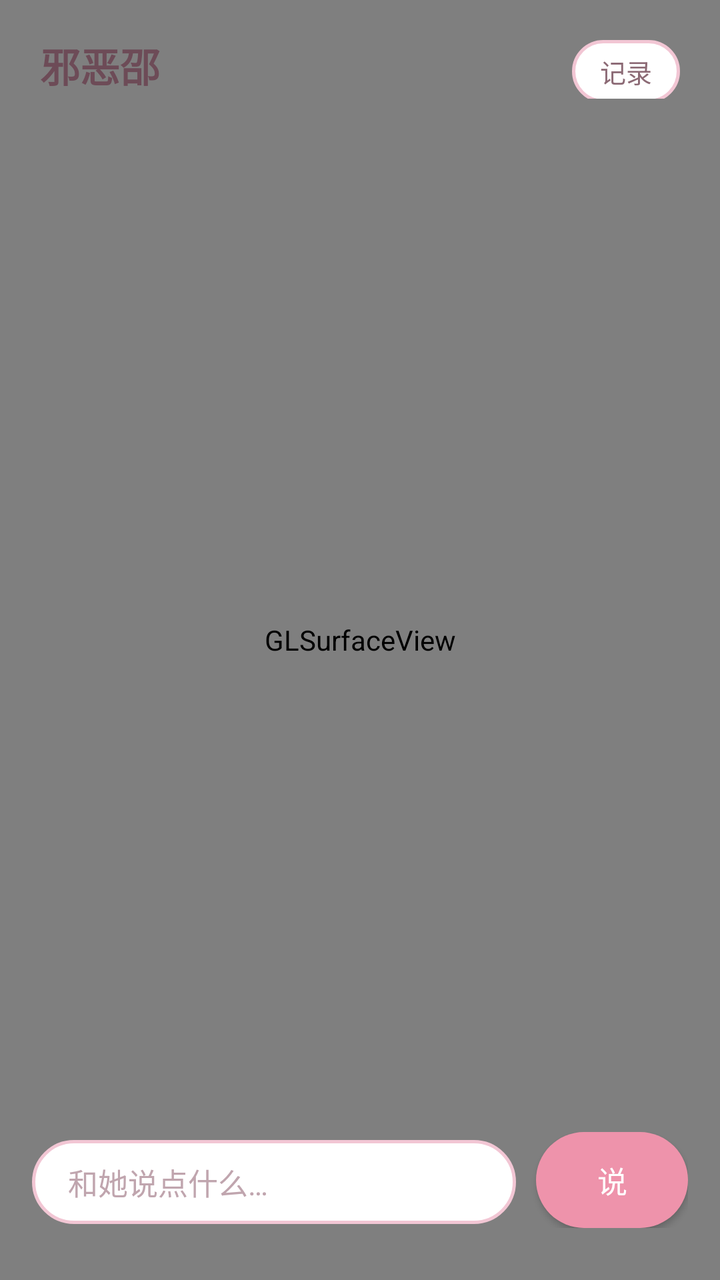
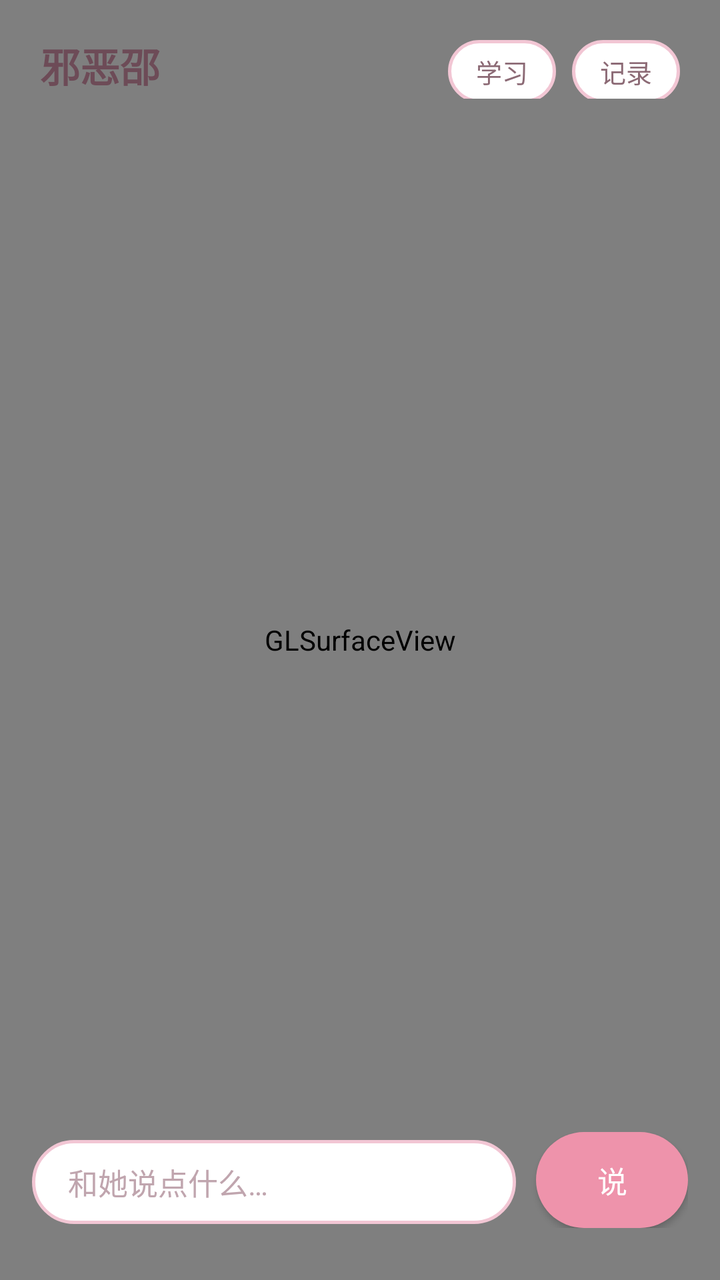

Screens rendered from an Android XML layout before and after an edit, with the pre-edit source and the edit as a unified diff.
<!-- AndroidManifest.xml: application theme AppTheme -->
<!-- res/layout/activity_main.xml -->
<?xml version="1.0" encoding="utf-8"?>
<FrameLayout xmlns:android="http://schemas.android.com/apk/res/android"
    android:layout_width="match_parent"
    android:layout_height="match_parent"
    android:background="#FDEAF0">

    <android.opengl.GLSurfaceView
        android:id="@+id/gl"
        android:layout_width="match_parent"
        android:layout_height="match_parent" />

    <LinearLayout
        android:layout_width="match_parent"
        android:layout_height="wrap_content"
        android:layout_gravity="top"
        android:layout_marginStart="20dp"
        android:layout_marginTop="18dp"
        android:layout_marginEnd="20dp"
        android:orientation="horizontal">

        <TextView
            android:id="@+id/title"
            android:layout_width="0dp"
            android:layout_height="wrap_content"
            android:layout_weight="1"
            android:text="@string/app_name"
            android:textColor="#6D4B57"
            android:textSize="20sp"
            android:textStyle="bold" />

        <TextView
            android:id="@+id/record"
            android:layout_width="wrap_content"
            android:layout_height="wrap_content"
            android:background="@drawable/input_bg"
            android:paddingStart="14dp"
            android:paddingTop="6dp"
            android:paddingEnd="14dp"
            android:paddingBottom="6dp"
            android:text="@string/record"
            android:textColor="#8C6A75"
            android:textSize="13sp" />
    </LinearLayout>

    <TextView
        android:id="@+id/bubble"
        android:layout_width="wrap_content"
        android:layout_height="wrap_content"
        android:layout_gravity="top|center_horizontal"
        android:layout_marginTop="86dp"
        android:background="@drawable/bubble_bg"
        android:maxWidth="280dp"
        android:paddingStart="18dp"
        android:paddingTop="12dp"
        android:paddingEnd="18dp"
        android:paddingBottom="12dp"
        android:textColor="#463A3E"
        android:textSize="15sp"
        android:visibility="gone" />

    <LinearLayout
        android:layout_width="match_parent"
        android:layout_height="wrap_content"
        android:layout_gravity="bottom"
        android:layout_marginStart="16dp"
        android:layout_marginEnd="16dp"
        android:layout_marginBottom="26dp"
        android:orientation="horizontal">

        <EditText
            android:id="@+id/input"
            android:layout_width="0dp"
            android:layout_height="wrap_content"
            android:layout_weight="1"
            android:background="@drawable/input_bg"
            android:hint="@string/hint"
            android:inputType="text"
            android:maxLines="1"
            android:textColor="#4A3F43"
            android:textColorHint="#C0A5AE"
            android:textSize="15sp" />

        <Button
            android:id="@+id/send"
            android:layout_width="wrap_content"
            android:layout_height="wrap_content"
            android:layout_marginStart="10dp"
            android:background="@drawable/button_bg"
            android:backgroundTint="#EE93AB"
            android:minWidth="76dp"
            android:text="@string/send"
            android:textColor="#FFFFFF"
            android:textSize="15sp" />
    </LinearLayout>
</FrameLayout>
<!-- resources referenced by this layout -->
<resources>
  <!-- drawable bubble_bg (drawable) -->
  <?xml version="1.0" encoding="utf-8"?>
  <shape xmlns:android="http://schemas.android.com/apk/res/android"
      android:shape="rectangle">
      <solid android:color="#FFFDFD" />
      <corners android:radius="18dp" />
      <stroke
          android:width="1.5dp"
          android:color="#F0B6C7" />
  </shape>
  <!-- drawable button_bg (drawable) -->
  <?xml version="1.0" encoding="utf-8"?>
  <shape xmlns:android="http://schemas.android.com/apk/res/android"
      android:shape="rectangle">
      <solid android:color="#FFFFFF" />
      <corners android:radius="24dp" />
  </shape>
  <!-- drawable input_bg (drawable) -->
  <?xml version="1.0" encoding="utf-8"?>
  <shape xmlns:android="http://schemas.android.com/apk/res/android"
      android:shape="rectangle">
      <solid android:color="#FFFFFF" />
      <corners android:radius="24dp" />
      <stroke
          android:width="1.5dp"
          android:color="#F2C6D4" />
      <padding
          android:left="18dp"
          android:top="10dp"
          android:right="18dp"
          android:bottom="10dp" />
  </shape>
  <string name="app_name">邪恶邵</string>
  <string name="hint">和她说点什么…</string>
  <string name="record">记录</string>
  <string name="send">说</string>
  <style name="AppTheme" parent="@android:style/Theme.Material.Light.NoActionBar">
          <item name="android:windowBackground">@android:color/white</item>
          <item name="android:statusBarColor">#FDEAF0</item>
          <item name="android:navigationBarColor">#FDEAF0</item>
      </style>
</resources>

<!-- the commit's change to res/layout/activity_main.xml (unified diff, before → after) -->
@@ -27,6 +27,20 @@
             android:textColor="#6D4B57"
             android:textSize="20sp"
             android:textStyle="bold" />
+
+        <TextView
+            android:id="@+id/learn"
+            android:layout_width="wrap_content"
+            android:layout_height="wrap_content"
+            android:layout_marginEnd="8dp"
+            android:background="@drawable/input_bg"
+            android:paddingStart="14dp"
+            android:paddingTop="6dp"
+            android:paddingEnd="14dp"
+            android:paddingBottom="6dp"
+            android:text="@string/learn"
+            android:textColor="#8C6A75"
+            android:textSize="13sp" />
 
         <TextView
             android:id="@+id/record"
<!-- resource entries referenced after the edit -->
@@ -34,6 +34,7 @@
   </shape>
   <string name="app_name">邪恶邵</string>
   <string name="hint">和她说点什么…</string>
+  <string name="learn">学习</string>
   <string name="record">记录</string>
   <string name="send">说</string>
   <style name="AppTheme" parent="@android:style/Theme.Material.Light.NoActionBar">
